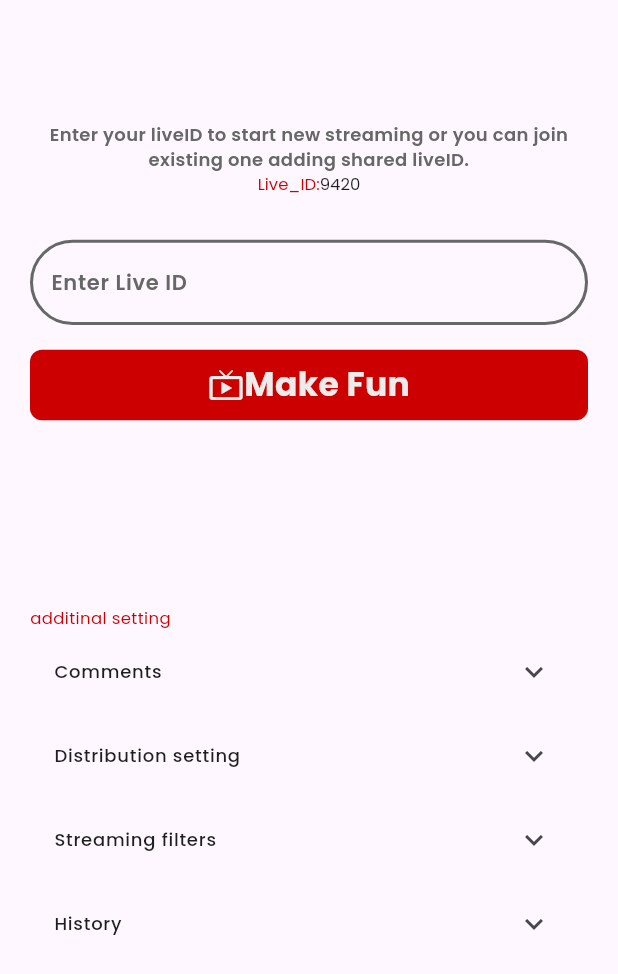
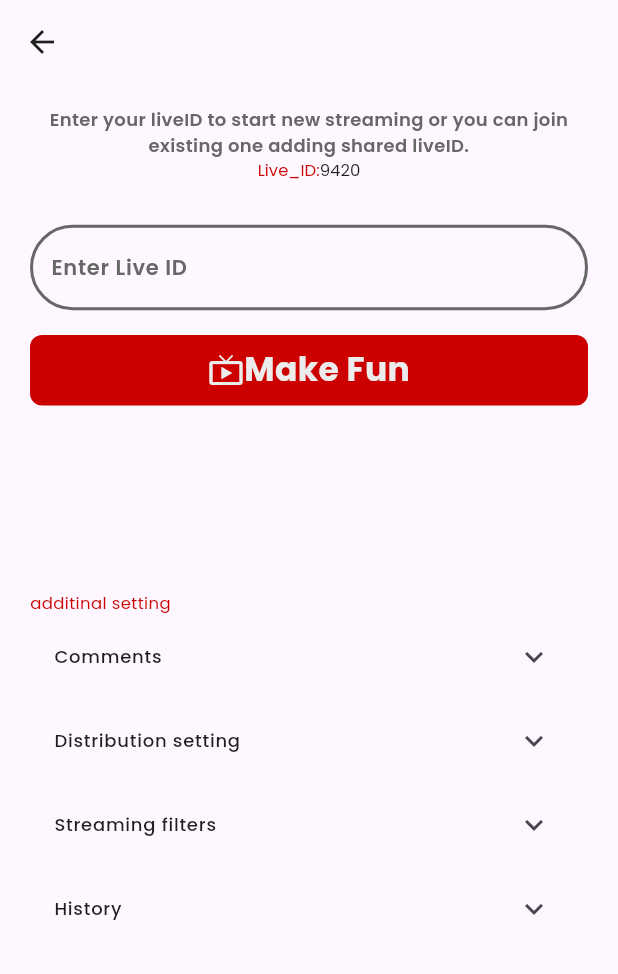
Before and after one commit to uchamod/flutter-Dating-app, a Flutter app: the LogStreaming screen opened by its route, on a phone screen of 412 x 824 dp. Shown: the top 974 px of the screen. Run offline on Flutter 3.47's test engine with Material 3 defaults, Android fonts, the phone set to English and light mode, and no system bars; our stand-ins replace animated_splash_screen, cached_network_image, flutter_riverpod, flutter_svg, go_router, google_fonts and 6 more; missing offline and left inert: zego_uikit_prebuilt_live_streaming; accounts and stored records are empty.

Commit message:
fix:live stream exist feature and navigationl error

```diff
--- a/undomain/lib/pages/authentication/login/login_screen.dart
+++ b/undomain/lib/pages/authentication/login/login_screen.dart
@@ -42,9 +42,6 @@ class _LoginScreenState extends State<LoginScreen> {
     if (response["success"]) {
       //restart app
       RestartWidget.restartApp(context);
-      // GoRouter.of(
-      //   context,
-      // ).goNamed(RouterNames.mainpage, extra: {"isFromLogin": true});
     } else {
       _globalFunction.snackBarMassage(context, response["massage"], 3);
     }
--- a/undomain/lib/pages/authentication/spalshscreen/spalsh.dart
+++ b/undomain/lib/pages/authentication/spalshscreen/spalsh.dart
@@ -78,7 +78,7 @@ class _WrapperScreenState extends State<WrapperScreen> {
     return isInitUser
         ? TermsAndConditions()
         : isLoged
-        ? Homepage(isFromLogin: false,)
+        ? Homepage(isFromLogin: false,index: 0,)
         : LoginScreen();
   }
 }
--- a/undomain/lib/pages/streaming/log_streaming.dart
+++ b/undomain/lib/pages/streaming/log_streaming.dart
@@ -3,12 +3,12 @@ import 'dart:math' as math;
 import 'package:flutter/material.dart';
 import 'package:go_router/go_router.dart';
 import 'package:undomain/router/router_names.dart';
+import 'package:undomain/util/colors/colors.dart';
 import 'package:undomain/util/global/global_varibles.dart';
 import 'package:undomain/util/textstyles/text_styles.dart';
 import 'package:undomain/widgets/buttons/icon_button.dart';
 import 'package:undomain/widgets/expansionTitle/expansion_title.dart';
 import 'package:undomain/widgets/textboxes/authtext_box.dart';
-import 'package:zego_uikit_prebuilt_live_streaming/zego_uikit_prebuilt_live_streaming.dart';
 
 class LogStreaming extends StatefulWidget {
   const LogStreaming({super.key});
@@ -21,14 +21,14 @@ class _LogStreamingState extends State<LogStreaming> {
   final TextEditingController _controller = TextEditingController();
 
   String? selectedOption = "Comments";
-
+//additional settings
   final List<String> options = [
     "Comments",
     "Distribution setting",
     "Streaming filters",
     "History",
   ];
-
+//nav to streaming page
   void _gotoLivePage(
     BuildContext context, {
     required bool isHost,
@@ -45,12 +45,25 @@ class _LogStreamingState extends State<LogStreaming> {
   Widget build(BuildContext context) {
     final deviceHeight = MediaQuery.of(context).size.height;
     return Scaffold(
+      appBar: AppBar(
+        leading: IconButton(
+          onPressed: () {
+            GoRouter.of(context).goNamed(
+              RouterNames.mainpage,
+              extra: {"isFromLogin": false, "index": 2},
+            );
+          },
+          icon: Icon(Icons.arrow_back_outlined),
+          iconSize: 24,
+          color: utilPrimaryBlack,
+        ),
+      ),
       body: SingleChildScrollView(
         keyboardDismissBehavior: ScrollViewKeyboardDismissBehavior.onDrag,
         child: Padding(
           padding: EdgeInsets.symmetric(
             horizontal: mainPagePaddingH,
-            vertical: mainPagePaddingV + deviceHeight * 0.08,
+            vertical: mainPagePaddingV,
           ),
           child: Column(
             children: [
@@ -85,11 +98,6 @@ class _LogStreamingState extends State<LogStreaming> {
               GestureDetector(
                 onTap: () {
                   // Prevent multiple instances when minimized
-                  if (ZegoUIKitPrebuiltLiveStreamingController()
-                      .minimize
-                      .isMinimizing) {
-                    return;
-                  }
 
                   _gotoLivePage(
                     context,
--- a/undomain/lib/router/go_router.dart
+++ b/undomain/lib/router/go_router.dart
@@ -13,6 +13,7 @@ import 'package:undomain/pages/home/home_screen.dart';
 import 'package:undomain/pages/home/main_screen.dart';
 import 'package:undomain/pages/streaming/live_screen.dart';
 import 'package:undomain/pages/streaming/log_streaming.dart';
+import 'package:undomain/pages/streaming/streaming_screen.dart';
 import 'package:undomain/router/router_names.dart';
 
 class Routes {
@@ -76,15 +77,10 @@ class Routes {
         name: RouterNames.homePage,
         builder: (context, state) {
           bool isRestarted = (state.extra as Map<String, dynamic>)["start"];
-          // String username = (state.extra as Map<String, dynamic>)["username"];
-          // String email = (state.extra as Map<String, dynamic>)["email"];
-          // Uint8List profileUrl =
-          //     (state.extra as Map<String, dynamic>)["profileUrl"];
+
           return HomeScreen(
             isRestart: isRestarted,
-            // prfileUrl: profileUrl,
-            // userId: userId,
-            // username: username,
+
           );
         },
       ),
@@ -96,6 +92,7 @@ class Routes {
           return FogotPassword();
         },
       ),
+      //wrapper page
       GoRoute(
         path: "/wrapper",
         name: RouterNames.wrapperScreen,
@@ -110,17 +107,21 @@ class Routes {
         builder: (context, state) {
           bool isFromLogin =
               (state.extra as Map<String, dynamic>)["isFromLogin"];
-          return Homepage(isFromLogin: isFromLogin);
+          int index =
+              (state.extra as Map<String, dynamic>)["index"];
+          return Homepage(isFromLogin: isFromLogin,index: index,);
         },
       ),
+      //stream logpage
       GoRoute(
         path: "/stream",
         name: RouterNames.StremingConfigScreen,
         builder: (context, state) {
-          // bool isFromLogin = (state.extra as Map<String, dynamic>)["isFromLogin"];
+
           return LogStreaming();
         },
       ),
+      //zego live stream page
       GoRoute(
         path: "/live",
         name: RouterNames.zegoLiveScreen,
@@ -130,6 +131,14 @@ class Routes {
           return ZegoLiveScreen(isHost: isHost, liveId: liveId);
         },
       ),
+      //llive first look page
+      GoRoute(
+        path: "/livestream",
+        name: RouterNames.mainStremaingPage,
+        builder: (context, state) {
+          return StreamingScreen();
+        },
+      ),
     ],
   );
 }
--- a/undomain/lib/router/router_names.dart
+++ b/undomain/lib/router/router_names.dart
@@ -10,4 +10,5 @@ class RouterNames {
   static const String wrapperScreen = "/wrapper";
   static const String StremingConfigScreen = "/stream";
   static const String zegoLiveScreen = "/live";
+  static const String mainStremaingPage = "/livestream";
 }
--- a/undomain/lib/services/auth_services/authservices.dart
+++ b/undomain/lib/services/auth_services/authservices.dart
@@ -155,7 +155,7 @@ class Authservices {
       return {"success": false, "massage": "Unexpected error"};
     }
   }
-
+//log out
   Future<void> logout(WidgetRef ref) async {
     final SharedPreferences _pref = await SharedPreferences.getInstance();
     _pref.remove("token");
```
Also changed, not shown: undomain/lib/pages/authentication/email_verification/email_verification.dart (+1 -6 lines), undomain/lib/pages/home/main_screen.dart (+9 -15 lines), undomain/lib/pages/streaming/live_screen.dart (+15 -24 lines).
